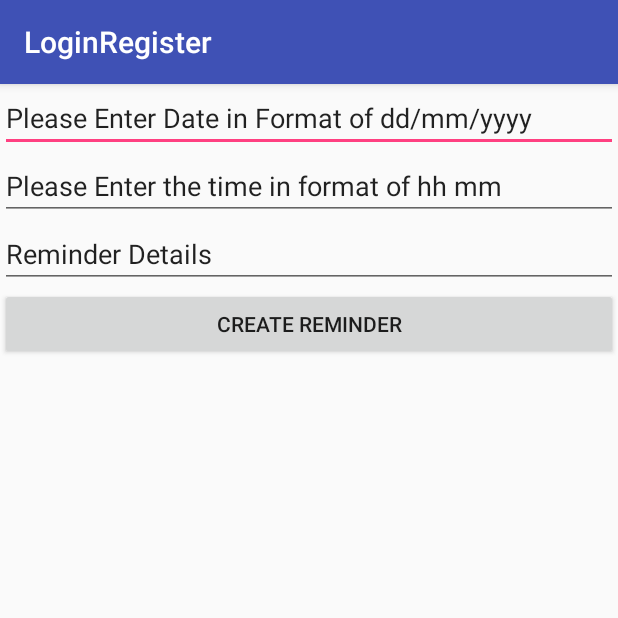
After one commit to Aditi137/Pineapple, an Android app: the CreateReminderActivity screen opened directly, with no data from a screen before it, on a phone screen of 412 x 824 dp, the top half of it. The commit adds this screen. Run offline under Robolectric (Android 15) with nearby library versions, the phone set to English and light mode, and no system bars.

Commit message:
Reminder feature and UI added. Able to set alarm based on time and date but only have 1 at any time.New alarm will overwrite old one.
Also added a bypass for login.
Login not seem to be working.

```diff
--- /dev/null
+++ b/LoginRegister/app/src/main/java/com/example/sgc/loginregister/CreateReminderActivity.java
@@ -0,0 +1,72 @@
+package com.example.sgc.loginregister;
+
+import android.app.AlarmManager;
+import android.app.PendingIntent;
+import android.content.Context;
+import android.content.Intent;
+import android.icu.util.Calendar;
+import android.os.Build;
+import android.os.Bundle;
+import android.support.annotation.RequiresApi;
+import android.support.v7.app.AppCompatActivity;
+import android.view.View;
+import android.widget.Button;
+import android.widget.EditText;
+import android.widget.Toast;
+
+/**
+ * Created by jon92 on 24/9/2017.
+ */
+
+public class CreateReminderActivity extends AppCompatActivity {
+    protected void onCreate(Bundle savedInstanceState) {
+        super.onCreate(savedInstanceState);
+        setContentView(R.layout.activity_create_reminder);
+        Button create= (Button) findViewById(R.id.remind_create);
+        final EditText date1 =(EditText) findViewById(R.id.date1);
+        final EditText time1 =(EditText) findViewById(R.id.time1);
+        final EditText details=(EditText) findViewById(R.id.ReDetails);
+        create.setOnClickListener(new View.OnClickListener() {
+            @RequiresApi(api = Build.VERSION_CODES.N)
+            @Override
+            public void onClick(View v)
+            {
+                //On click goes to the create reminder in the alarm system
+                String temp_time = time1.getText().toString();//Correct this later
+                String[] separated = temp_time.split(":");
+                int hour = Integer.parseInt(separated[0]);
+                int min = Integer.parseInt(separated[1]);
+                Toast.makeText(getApplicationContext(),"Hour = "+hour+" min="+min,Toast.LENGTH_LONG).show();
+
+                AlarmManager alarmMgr0 = (AlarmManager)getSystemService(Context.ALARM_SERVICE);
+
+                String temp_date = date1.getText().toString();//Correct this later
+                String[] separated2 = temp_date.split("/");
+                int day = Integer.parseInt(separated2[0]);
+                int month = Integer.parseInt(separated2[1]);
+                int year = Integer.parseInt(separated2[2]);
+                Toast.makeText(getApplicationContext(),"Day = "+day+" Mon="+month+" Year="+year,Toast.LENGTH_LONG).show();
+
+                String event_details= details.getText().toString();
+                //Add DB statements to store data
+
+                Intent i = new Intent(CreateReminderActivity.this,Alarm.class);
+                PendingIntent pi =PendingIntent.getBroadcast(getApplicationContext(),0,i,0);//Add in the ID
+
+                Calendar timeOff9 = Calendar.getInstance();
+                timeOff9.set(Calendar.DAY_OF_MONTH,day);
+                timeOff9.set(Calendar.MONTH,month);
+                timeOff9.set(Calendar.YEAR,year);
+                timeOff9.set(Calendar.HOUR_OF_DAY, hour);
+                timeOff9.set(Calendar.MINUTE, min);
+                timeOff9.set(Calendar.SECOND, 0);
+
+                Toast.makeText(getApplicationContext(),"Reminder Created",Toast.LENGTH_LONG).show();
+//set that timer as a RTC Wakeup to alarm manager object
+                alarmMgr0.set(AlarmManager.RTC_WAKEUP, timeOff9.getTimeInMillis(), pi);
+                Intent intent = new Intent(getApplicationContext(), ReminderActivity.class);
+                startActivity(intent);
+            }
+            });
+    }
+}
--- /dev/null
+++ b/LoginRegister/app/src/main/res/layout/activity_create_reminder.xml
@@ -0,0 +1,35 @@
+<?xml version="1.0" encoding="utf-8"?>
+<LinearLayout xmlns:android="http://schemas.android.com/apk/res/android"
+    android:orientation="vertical" android:layout_width="match_parent"
+    android:layout_height="match_parent">
+
+    <EditText
+        android:id="@+id/date1"
+        android:layout_width="match_parent"
+        android:layout_height="wrap_content"
+        android:ems="10"
+        android:inputType="date"
+        android:text="Please Enter Date in Format of dd/mm/yyyy" />
+
+    <EditText
+        android:id="@+id/time1"
+        android:layout_width="match_parent"
+        android:layout_height="wrap_content"
+        android:ems="10"
+        android:inputType="time"
+        android:text="Please Enter the time in format of hh mm" />
+
+    <EditText
+        android:id="@+id/ReDetails"
+        android:layout_width="match_parent"
+        android:layout_height="wrap_content"
+        android:ems="10"
+        android:inputType="text|textPersonName"
+        android:text="Reminder Details" />
+
+    <Button
+        android:id="@+id/remind_create"
+        android:layout_width="match_parent"
+        android:layout_height="wrap_content"
+        android:text="Create Reminder" />
+</LinearLayout>
```
Also changed, not shown: LoginRegister/app/src/main/AndroidManifest.xml (+8 -0 lines), LoginRegister/app/src/main/java/com/example/sgc/loginregister/Alarm.java (added, +25 -0 lines), LoginRegister/app/src/main/java/com/example/sgc/loginregister/LoginActivity.java (+7 -5 lines), LoginRegister/app/src/main/java/com/example/sgc/loginregister/ReminderActivity.java (added, +38 -0 lines), LoginRegister/app/src/main/java/com/example/sgc/loginregister/UserAreaActivity.java (+14 -1 lines), LoginRegister/app/src/main/java/com/example/sgc/loginregister/alertActivity.java (added, +45 -0 lines), LoginRegister/app/src/main/res/layout/activity_reminder_main.xml (added, +17 -0 lines), LoginRegister/app/src/main/res/layout/activity_user_area.xml (+7 -0 lines), LoginRegister/app/src/main/res/layout/alertpage.xml (added, +25 -0 lines).
